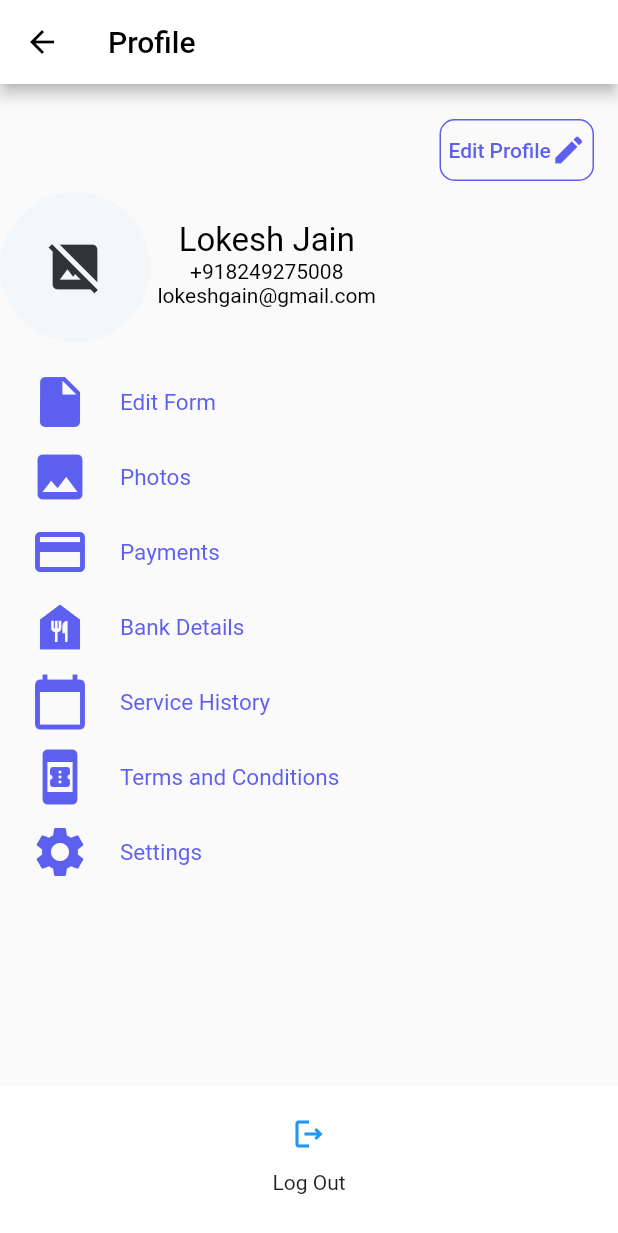
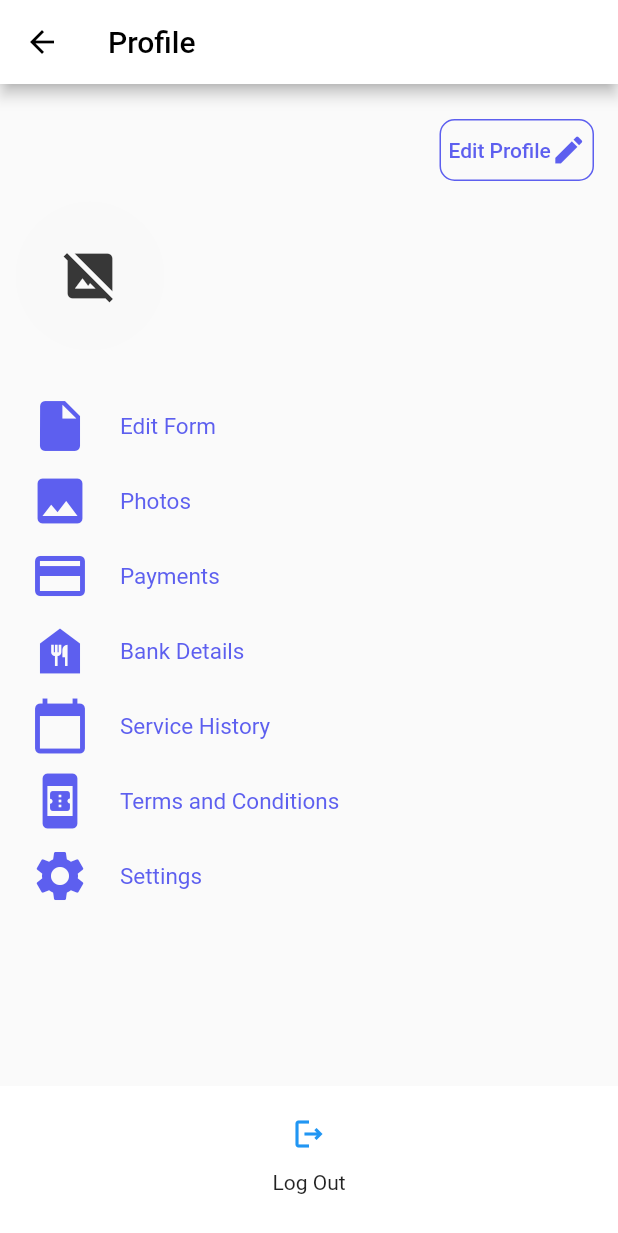
Before and after one commit to Sounmay/Prayas-Booking-App-Service, a Flutter app: the Schedule screen opened directly, after a tap on the "hide image" icon, on a phone screen of 412 x 824 dp. Shown: the top 1233 px of the screen. Run offline on Flutter 3.47's test engine with Material 2 defaults, Android fonts, the phone set to English and light mode, and no system bars; drawn by our look-alikes of cached_network_image; our stand-ins replace cloud_firestore, date_format, firebase_auth, firebase_core, firebase_storage, geolocator and 7 more; accounts and stored records are empty; network calls fail.

Commit message:
'Changes'

```diff
--- a/lib/Models/User.dart
+++ b/lib/Models/User.dart
@@ -4,21 +4,24 @@ class AppUser {
   final String uid;
   final String name;
   final String image;
+  final String number;
 
-  AppUser({this.uid = "", this.name = "", this.image = ""});
+  AppUser({this.uid = "", this.name = "", this.image = "", this.number = ""});
 }
 
 class AppUserDetails {
   final String uid;
   final String name;
   final String image;
+  final String number;
   final bool isRegistered;
 
   AppUserDetails(
       {this.uid = "",
       this.name = "",
       this.image = "",
-      this.isRegistered = false});
+      this.isRegistered = false,
+      this.number = ""});
 
   factory AppUserDetails.fromFirestore(DocumentSnapshot doc) {
     Map data = doc.data();
@@ -26,6 +29,8 @@ class AppUserDetails {
     return AppUserDetails(
         name: data['name'],
         isRegistered: data['isRegistered'],
-        image: data['image']);
+        image: data['image'],
+        number: data['number'],
+    );
   }
 }
--- a/lib/Providers/authProvider.dart
+++ b/lib/Providers/authProvider.dart
@@ -37,7 +37,7 @@ class AuthProvider {
       FirebaseFirestore.instance
           .collection('ServiceProviders')
           .doc("${user.uid}")
-          .set({"name": name, "image": "", "isRegistered": false, "event": []});
+          .set({"name": name, "image": "", "number": number, "isRegistered": false, "event": []});
 
       return _userFromFirebaseUser(user);
     } catch (e) {
--- a/lib/Screens/ProfilePage.dart
+++ b/lib/Screens/ProfilePage.dart
@@ -12,6 +12,8 @@ class ProfilePage extends StatefulWidget {
 class _ProfilePageState extends State<ProfilePage> {
   @override
   Widget build(BuildContext context) {
+    final args = ModalRoute.of(context).settings.arguments as Map<dynamic, dynamic>;
+    final userDetails = args["userDetails"];
     final height = MediaQuery.of(context).size.height;
     final width = MediaQuery.of(context).size.width;
     return Scaffold(
@@ -72,6 +74,14 @@ class _ProfilePageState extends State<ProfilePage> {
                       ),
                     )
                   ),
+                  onPressed: (){
+                    Navigator.pushNamed(
+                        context, '/editprofile',
+                        arguments: {
+                          "userDetails": userDetails
+                        }
+                    );
+                  },
                 )
               ],
             ),
@@ -80,18 +90,19 @@ class _ProfilePageState extends State<ProfilePage> {
                 Container(
                   width: 100,
                   height: 100,
-                  margin: EdgeInsets.only(top: 4, right: 5),
+                  margin: EdgeInsets.all(10.0),
                   decoration: new BoxDecoration(
                     shape: BoxShape.circle,
                   ),
                   child: ClipOval(
                     child: CachedNetworkImage(
+                      imageUrl: userDetails.image,
                       fit: BoxFit.fitHeight,
-                      height: 100,
-                      width: 100,
+                      height: 40,
+                      width: 40,
 
-                       placeholder: (context, url) =>
-                           new Image.asset('assets/doctor.png'),
+                      // placeholder: (context, url) =>
+                      //     new Image.asset('assets/doctor.png'),
                       errorWidget: (context, url, error) => new Stack(
                         fit: StackFit.expand,
                         children: [
@@ -99,7 +110,7 @@ class _ProfilePageState extends State<ProfilePage> {
                           ClipRRect(
                             // Clip it cleanly.
                             child: Container(
-                              color: Colors.blue[100].withOpacity(0.1),
+                              color: Colors.grey[100].withOpacity(0.1),
                             ),
                           ),
                         ],
@@ -107,17 +118,17 @@ class _ProfilePageState extends State<ProfilePage> {
                     ),
                   ),
                 ),
+                SizedBox(width: 20.0,),
                 Container(
                   child: Column(
                     mainAxisAlignment: MainAxisAlignment.start,
                     children: [
-                      Text('Lokesh Jain', style: TextStyle(color: Colors.black, fontSize: 22),),
-                      Text('+918249275008', style: TextStyle(color: Colors.black),),
-                      Text('lokeshgain@gmail.com', style: TextStyle(color: Colors.black),),
+                      Text('${userDetails.name}', style: TextStyle(color: Colors.black, fontSize: 22),),
+                      Text('${userDetails.number}', style: TextStyle(color: Colors.black),),
+//                      Text('lokeshgain@gmail.com', style: TextStyle(color: Colors.black),),
                     ],
                   ),
                 ),
-
               ],
             ),
             Container(
--- a/lib/Screens/Schedule.dart
+++ b/lib/Screens/Schedule.dart
@@ -174,7 +174,9 @@ class _ScheduleState extends State<Schedule> {
                 actions: [
                   new GestureDetector(
                     onTap: (){
-                        Navigator.pushNamed(context, '/profilepage');
+                        Navigator.pushNamed(context, '/profilepage', arguments: {
+                          "userDetails": userDetails
+                        });
                       },
                     child: new Container(
                       width: 60,
--- a/lib/Widgets/Register.dart
+++ b/lib/Widgets/Register.dart
@@ -224,7 +224,9 @@ class _RegisterState extends State<Register> {
                                   ])
                             ]),
                           ),
-                        ])),
+                        ]
+                    )
+                ),
               ),
             ),
           );
--- a/lib/main.dart
+++ b/lib/main.dart
@@ -9,6 +9,7 @@ import 'package:freelance_booking_app_service/Screens/Approval.dart';
 import 'package:freelance_booking_app_service/Screens/DoctorScreens/DoctorFinal.dart';
 import 'package:freelance_booking_app_service/Screens/DoctorScreens/DoctorLocation.dart';
 import 'package:freelance_booking_app_service/Screens/DoctorScreens/DoctorSecond.dart';
+import 'package:freelance_booking_app_service/Screens/EditProfile.dart';
 import 'package:freelance_booking_app_service/Screens/OTPScreen.dart';
 import 'package:freelance_booking_app_service/Screens/ParlourScreens/DetailsThird.dart';
 import 'package:freelance_booking_app_service/Screens/ParlourScreens/ParlourServices.dart';
@@ -68,6 +69,7 @@ class MyApp extends StatelessWidget {
             '/doctorsecond': (context) => DoctorSecond(),
             '/doctorfinal': (context) => DoctorFinal(),
             '/profilepage': (context) => ProfilePage(),
+            '/editprofile': (context) => EditProfile(),
           },
         ),
       ),
```
Also changed, not shown: lib/Screens/EditProfile.dart (added, +142 -0 lines), lib/Widgets/Login.dart (+14 -12 lines).
